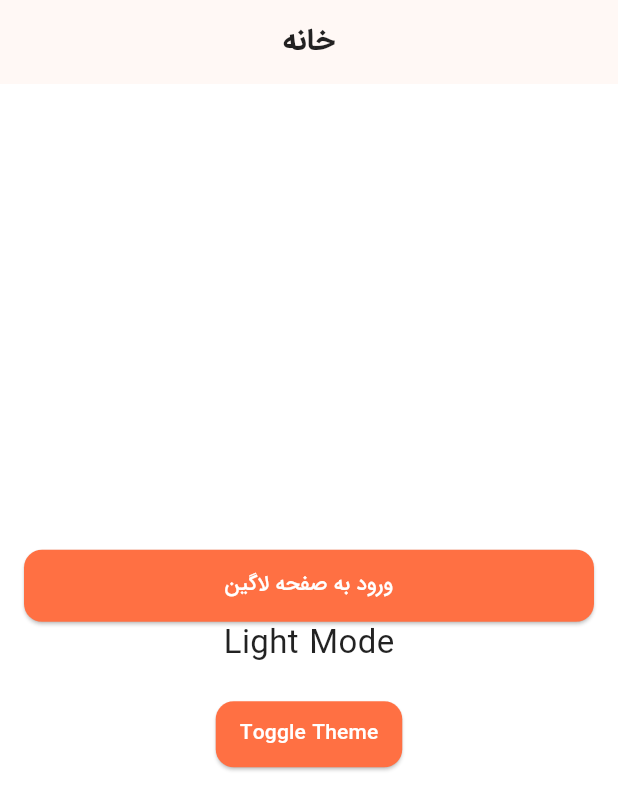
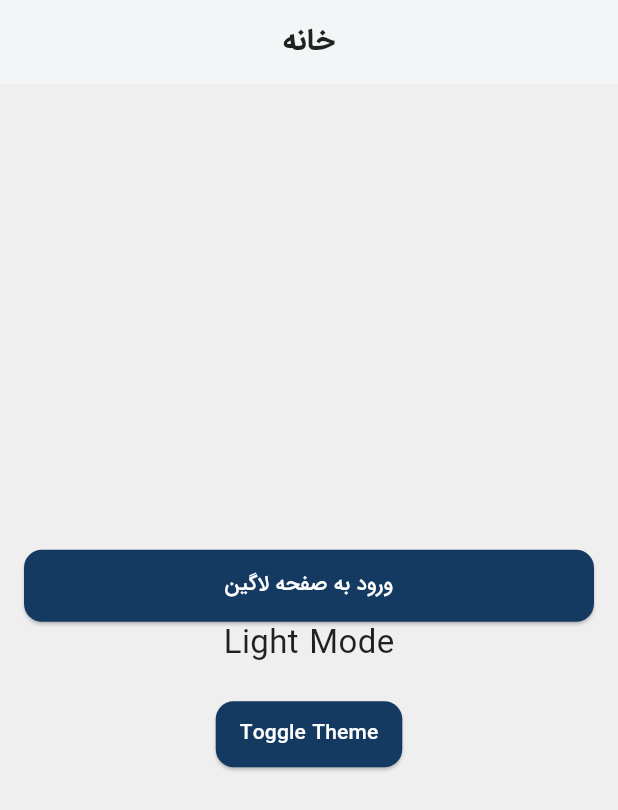
Before and after one commit to Welldone1993/barchasb, a Flutter app: the screen it shows after launch, on a phone screen of 412 x 824 dp. Shown: the top 810 px of the screen. Run offline on Flutter 3.47's test engine with Material 3 defaults, Android fonts, the phone set to English and light mode, and no system bars; our stand-ins replace dio, flutter_riverpod, go_router.

Commit message:
wip: log in page

```diff
--- a/lib/core/router/app_router.dart
+++ b/lib/core/router/app_router.dart
@@ -1,6 +1,6 @@
 import 'package:go_router/go_router.dart';
 
-import '../../features/auth/login/presentation/pages/login_page.dart';
+import '../../features/auth/presentation/pages/login_page.dart';
 import '../../features/home/presentation/pages/home_page.dart';
 
 class AppRouter {
--- a/lib/core/theme/app_theme.dart
+++ b/lib/core/theme/app_theme.dart
@@ -52,29 +52,42 @@ class AppTheme {
 
   // تم لایت پیشنهادی
   static ThemeData get lightTheme => ThemeData(
-    fontFamily: 'IranSans', // فونت مورد نظر شما
-    scaffoldBackgroundColor: Colors.white, // پس‌زمینه سفید تمیز
+    fontFamily: 'IranSans',
+    // فونت مورد نظر شما
+    scaffoldBackgroundColor: Color(0xFFEFEFEF),
+    // پس‌زمینه سفید تمیز
     colorScheme: ColorScheme.light(
-      primary: Colors.deepOrange.shade400, // رنگ اصلی کمی روشن‌تر از دارک
-      onPrimary: Colors.white, // متن روی رنگ اصلی
-      secondary: Colors.amber.shade400, // رنگ ثانویه روشن
-      onSecondary: Colors.black87, // متن روی رنگ ثانویه
-      surface: Colors.grey.shade200, // رنگ سطح (مثل کارت‌ها)
-      onSurface: Colors.black87, // متن روی رنگ سطح
-      background: Colors.white, // رنگ پس‌زمینه کلی (برای Scaffold)
-      onBackground: Colors.black87, // متن روی پس‌زمینه
-      error: Colors.red.shade700, // رنگ خطا
+      primary: Color(0xFF143A62),
+      // رنگ اصلی کمی روشن‌تر از دارک
+      onPrimary: Colors.white,
+      // متن روی رنگ اصلی
+      secondary: Colors.amber.shade400,
+      // رنگ ثانویه روشن
+      onSecondary: Colors.black87,
+      // متن روی رنگ ثانویه
+      surface: Colors.grey.shade200,
+      // رنگ سطح (مثل کارت‌ها)
+      onSurface: Colors.black87,
+      // متن روی رنگ سطح
+      background: Colors.white,
+      // رنگ پس‌زمینه کلی (برای Scaffold)
+      onBackground: Colors.black87,
+      // متن روی پس‌زمینه
+      error: Colors.red.shade700,
+      // رنگ خطا
       onError: Colors.white, // متن روی رنگ خطا
     ),
     appBarTheme: AppBarTheme(
-      backgroundColor: Colors.white, // پس‌زمینه سفید برای AppBar
+      backgroundColor: Colors.white,
+      // پس‌زمینه سفید برای AppBar
       titleTextStyle: TextStyle(
         fontFamily: 'IranSans',
         color: Colors.black87, // رنگ متن عنوان AppBar
         fontSize: 20,
         fontWeight: FontWeight.bold,
       ),
-      elevation: 1, // اضافه کردن سایه کم برای تفکیک بهتر
+      elevation: 1,
+      // اضافه کردن سایه کم برای تفکیک بهتر
       centerTitle: true,
       iconTheme: IconThemeData(color: Colors.black87), // رنگ آیکون‌های AppBar
     ),
@@ -97,7 +110,8 @@ class AppTheme {
     ),
     inputDecorationTheme: InputDecorationTheme(
       filled: true,
-      fillColor: Colors.grey.shade100, // رنگ پرکننده فیلدها کمی تیره‌تر از پس‌زمینه
+      fillColor: Colors.white,
+      // رنگ پرکننده فیلدها کمی تیره‌تر از پس‌زمینه
       border: OutlineInputBorder(
         borderRadius: BorderRadius.circular(12),
         borderSide: BorderSide.none,
@@ -105,30 +119,29 @@ class AppTheme {
       focusedBorder: OutlineInputBorder(
         borderRadius: BorderRadius.circular(12),
         // حاشیه نارنجی برای فیلد فوکوس شده، مشابه تم دارک
-        borderSide: BorderSide(color: Colors.deepOrange.shade400, width: 2),
+        // borderSide: BorderSide(color: Colors.deepOrange.shade400, width: 2),
       ),
-      hintStyle: TextStyle(color: Colors.grey.shade500), // رنگ متن راهنما
+      hintStyle: TextStyle(color: Colors.grey.shade100),
+      // رنگ متن راهنما
       labelStyle: TextStyle(color: Colors.black87), // رنگ لیبل فیلد
     ),
     // تنظیمات برای دکمه‌ها
     elevatedButtonTheme: ElevatedButtonThemeData(
       style: ElevatedButton.styleFrom(
         // استفاده از رنگ اصلی تم برای پس‌زمینه دکمه
-        backgroundColor: Colors.deepOrange.shade400,
+        backgroundColor: Color(0xFF143A62),
         foregroundColor: Colors.white, // متن سفید روی دکمه
-        shape: RoundedRectangleBorder(
-          borderRadius: BorderRadius.circular(12),
-        ),
+        shape: RoundedRectangleBorder(borderRadius: BorderRadius.circular(12)),
         padding: const EdgeInsets.symmetric(vertical: 12, horizontal: 16),
       ),
     ),
     outlinedButtonTheme: OutlinedButtonThemeData(
       style: OutlinedButton.styleFrom(
-        foregroundColor: Colors.deepOrange.shade400, // رنگ متن دکمه outline
-        side: BorderSide(color: Colors.deepOrange.shade400, width: 2), // حاشیه دکمه
-        shape: RoundedRectangleBorder(
-          borderRadius: BorderRadius.circular(12),
-        ),
+        foregroundColor: Colors.deepOrange.shade400,
+        // رنگ متن دکمه outline
+        side: BorderSide(color: Colors.deepOrange.shade400, width: 2),
+        // حاشیه دکمه
+        shape: RoundedRectangleBorder(borderRadius: BorderRadius.circular(12)),
         padding: const EdgeInsets.symmetric(vertical: 12, horizontal: 16),
       ),
     ),
--- a/lib/core/widgets/app_elevated_button.dart
+++ b/lib/core/widgets/app_elevated_button.dart
@@ -4,14 +4,18 @@ class AppElevatedButton extends StatelessWidget {
   final String text;
   final VoidCallback onPressed;
 
-  const AppElevatedButton({super.key, required this.text, required this.onPressed});
+  const AppElevatedButton({
+    super.key,
+    required this.text,
+    required this.onPressed,
+  });
 
   @override
-  Widget build(BuildContext context) {
-    return ElevatedButton(
-      onPressed: onPressed,
-      style: ElevatedButton.styleFrom(minimumSize: const Size(double.infinity, 48)),
-      child: Text(text),
-    );
-  }
+  Widget build(BuildContext context) => ElevatedButton(
+    onPressed: onPressed,
+    style: ElevatedButton.styleFrom(
+      minimumSize: const Size(double.infinity, 48),
+    ),
+    child: Text(text),
+  );
 }
```
Also changed, not shown: lib/core/widgets/app_text_button.dart (+2 -6 lines), lib/core/widgets/app_text_field.dart (+9 -5 lines), lib/features/auth/login/data/datasources/auth_remote_datasource.dart (deleted, +0 -24 lines), lib/features/auth/login/data/models/login_request_model.dart (deleted, +0 -14 lines), lib/features/auth/login/data/models/login_response_model.dart (deleted, +0 -21 lines), lib/features/auth/login/data/models/user_model.dart (deleted, +0 -25 lines), lib/features/auth/login/data/repositories/auth_repository_impl.dart (deleted, +0 -35 lines), lib/features/auth/login/presentation/pages/login_page.dart (deleted, +0 -52 lines), lib/features/auth/presentation/pages/login_page.dart (added, +203 -0 lines), lib/features/auth/domain/entities/login_entity.dart (renamed from lib/features/auth/login/domain/entities/login_entity.dart), lib/features/auth/domain/entities/user_entity.dart (renamed from lib/features/auth/login/domain/entities/user_entity.dart), lib/features/auth/domain/repositories/auth_repository.dart (renamed from lib/features/auth/login/domain/repositories/auth_repository.dart), lib/features/auth/domain/usecases/login_user.dart (added), lib/features/auth/presentation/providers/auth_provider.dart (renamed from lib/features/auth/login/presentation/providers/auth_provider.dart).
